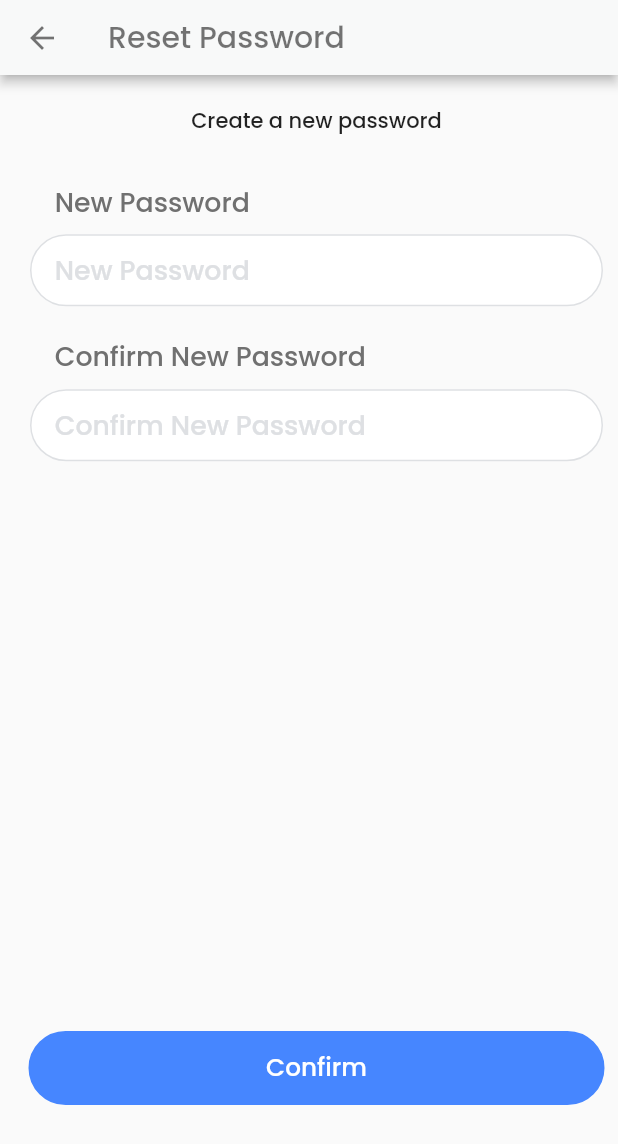
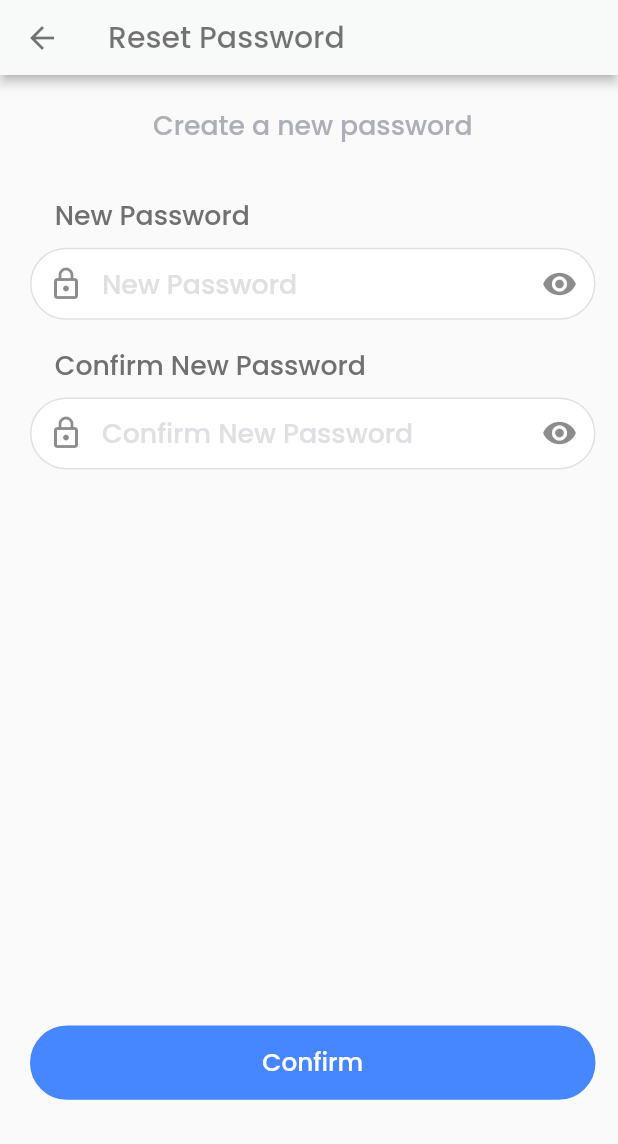
Before and after one commit to Yashil07/doctify_app, a Flutter app: the ResetPasswordScreen screen opened directly, on a phone screen of 412 x 824 dp. Shown: the top 1144 px of the screen. Run offline on Flutter 3.47's test engine with Material 2 defaults, Android fonts, the phone set to English and light mode, and no system bars; our stand-ins replace firebase_core, flutter_svg, image_picker, lottie, sizer and 1 more; missing offline and left inert: dart:ffi; accounts and stored records are empty; project files that could hold a hidden picture were left out.

Commit message:
20-09-22 mrng

```diff
--- a/lib/Views/Auth/reset_password_screen.dart
+++ b/lib/Views/Auth/reset_password_screen.dart
@@ -1,6 +1,7 @@
 import 'package:flutter/material.dart';
 import 'package:project/Utils/color_utils.dart';
 import 'package:project/Utils/fontFamily_utils.dart';
+import 'package:project/Views/Auth/successfully_changed.dart';
 import 'package:project/Views/customeWidgets/custom_text_field.dart';
 import 'package:sizer/sizer.dart';
 import '../customeWidgets/custom_appbar.dart';
@@ -13,6 +14,8 @@ class ResetPasswordScreen extends StatefulWidget {
 }
 
 class _ResetPasswordScreenState extends State<ResetPasswordScreen> {
+  bool obscurePassword=false;
+
   @override
   Widget build(BuildContext context) {
     return Container(
@@ -26,37 +29,57 @@ class _ResetPasswordScreenState extends State<ResetPasswordScreen> {
           body:SingleChildScrollView(
             child: Padding(
               padding:  const EdgeInsets.only(top: 20,left: 10),
+              child: Padding(
+                padding: const EdgeInsets.only(left: 10,right: 15),
                 child: Column(
                   children: [
-                  Text("Create a new password"),
-                  Padding(
-                    padding: EdgeInsets.only(top:30,left:10,right: 10),
-                    child: CustomTextField(
+                    Text("Create a new password",style: FontTextStyle.poppinsS14W4DarkGreyColor,),
+                    SizedBox(
+                      height: 4.h,
+                    ),
+                    CustomTextField(
+                      prefixIcon:Icon(Icons.lock_outlined),
+                      suffixIcon: GestureDetector
+                        (onTap: (){
+                        setState(() {
+                          obscurePassword=! obscurePassword;
+                        });
+
+                      },
+                          child: obscurePassword? Icon(Icons.visibility_off) : Icon(Icons.visibility)),
+                      obscureText: obscurePassword,
                       fieldName: "New Password",
                       hintName: "New Password",
                     ),
+                    SizedBox(
+                      height: 2.h,
                     ),
 
-                  Padding(
-                    padding: const EdgeInsets.only(top:20,left: 10,right: 10),
-                    child: CustomTextField(
+                    CustomTextField(
+                        prefixIcon:Icon(Icons.lock_outlined),
+                      suffixIcon: GestureDetector
+                        (onTap: (){
+                        setState(() {
+                          obscurePassword=! obscurePassword;
+                        });
+
+                      },
+                          child: obscurePassword? Icon(Icons.visibility_off) : Icon(Icons.visibility)),
+                      obscureText: obscurePassword,
                         fieldName: "Confirm New Password",
                         hintName: "Confirm New Password",
-                      ),
                       ),
                     SizedBox(
                       height: 45.h,
                     ),
 
-                  Padding(
-                    padding: const EdgeInsets.all(9.0),
-                    child: CustomButton(
-                      onTap: () {},
+                    CustomButton(
+                      onTap: () {Navigator.push(context, MaterialPageRoute(builder: (context) =>  SuccessfullChanged()));},
                       buttonText: "Confirm",
                       textStyle: FontTextStyle.poppinsS14W4WhiteColor,
                     ),
+                  ],
                 ),
-                ],
               ),
 
             ),
--- a/lib/main.dart
+++ b/lib/main.dart
@@ -34,7 +34,7 @@ class MyApp extends StatelessWidget {
           ),
           debugShowCheckedModeBanner: false,
          // home: const LoginScreen(),
-         home: const ForgotPasswordScreen2(),
+         home: const SplashScreen(),
         );
       }
     );
```
Lines whose indentation alone changed are shown as unchanged.
